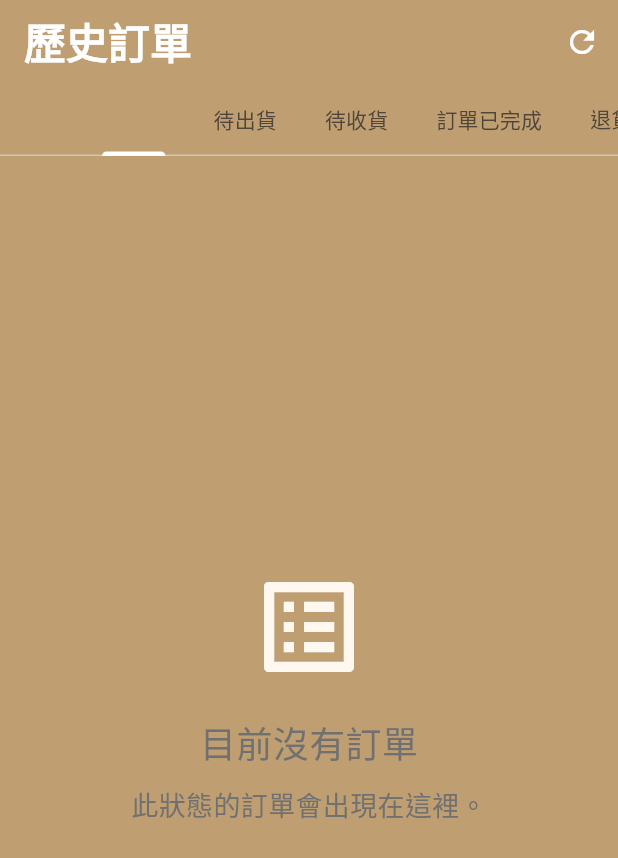
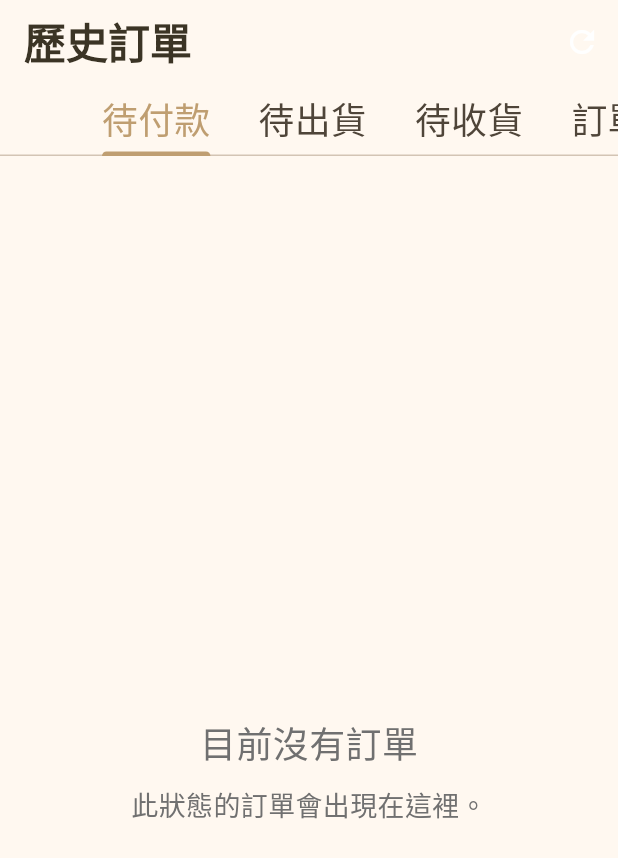
Before and after one commit to yusinchenn/accessible_shop, a Flutter app: the OrderHistoryPage screen opened by its route, on a phone screen of 412 x 824 dp. Shown: the top 858 px of the screen. Run offline on Flutter 3.47's test engine with Material 3 defaults, Android fonts, the phone set to English and light mode, and no system bars; our stand-ins replace dio, firebase_auth, firebase_core, flutter_dotenv, flutter_tts, google_fonts and 1 more; accounts and stored records are empty; generated files the repository leaves out were written again.

Commit message:
更新訂單頁面樣式

```diff
--- a/lib/pages/orders/order_history_page.dart
+++ b/lib/pages/orders/order_history_page.dart
@@ -105,24 +105,6 @@ class _OrderHistoryPageState extends State<OrderHistoryPage>
     return mainStatus;
   }
 
-  /// 取得訂單狀態的顏色
-  Color _getStatusColor(OrderMainStatus status) {
-    switch (status) {
-      case OrderMainStatus.pendingPayment:
-        return Colors.orange;
-      case OrderMainStatus.pendingShipment:
-        return Colors.blue;
-      case OrderMainStatus.pendingDelivery:
-        return Colors.purple;
-      case OrderMainStatus.completed:
-        return Colors.green;
-      case OrderMainStatus.returnRefund:
-        return Colors.red;
-      case OrderMainStatus.invalid:
-        return Colors.grey;
-    }
-  }
-
   /// 完成訂單（僅限已簽收的訂單）
   Future<void> _completeOrder(Order order) async {
     final success = await _orderStatusService.completeOrder(order.id);
@@ -144,10 +126,14 @@ class _OrderHistoryPageState extends State<OrderHistoryPage>
   @override
   Widget build(BuildContext context) {
     return GlobalGestureScaffold(
-      backgroundColor: AppColors.background_1,
+      backgroundColor: AppColors.background_2,
       appBar: AppBar(
-        title: const Text('歷史訂單'),
+        title: Text(
+          '歷史訂單',
+          style: AppTextStyles.title.copyWith(color: AppColors.text_2),
+        ),
         automaticallyImplyLeading: false,
+        backgroundColor: AppColors.background_2,
         actions: [
           IconButton(
             icon: const Icon(Icons.refresh),
@@ -158,18 +144,14 @@ class _OrderHistoryPageState extends State<OrderHistoryPage>
         bottom: TabBar(
           controller: _tabController,
           isScrollable: true,
+          labelStyle: const TextStyle(fontSize: 24),
+          unselectedLabelStyle: const TextStyle(fontSize: 24),
           tabs: _statusTabs.map((status) {
             return Tab(text: status.displayName);
           }).toList(),
         ),
       ),
-      body: TabBarView(
-        controller: _tabController,
-        physics: const NeverScrollableScrollPhysics(), // 禁用左右滑動
-        children: _statusTabs.map((status) {
-          return _buildOrderList();
-        }).toList(),
-      ),
+      body: _buildOrderList(),
     );
   }
 
@@ -182,7 +164,7 @@ class _OrderHistoryPageState extends State<OrderHistoryPage>
       return Center(
         child: Column(
           mainAxisAlignment: MainAxisAlignment.center,
-          children: const [
+          children: [
             Icon(Icons.list_alt, size: 80, color: AppColors.primary_1),
             SizedBox(height: AppSpacing.md),
             Text('目前沒有訂單', style: AppTextStyles.subtitle),
@@ -202,7 +184,6 @@ class _OrderHistoryPageState extends State<OrderHistoryPage>
       itemBuilder: (context, index) {
         final order = _orders[index];
         final statusText = _getDetailedStatusText(order);
-        final statusColor = _getStatusColor(order.mainStatus);
         final dateStr =
             '${order.createdAt.year}-'
             '${order.createdAt.month.toString().padLeft(2, '0')}-'
@@ -252,14 +233,14 @@ class _OrderHistoryPageState extends State<OrderHistoryPage>
                           vertical: AppSpacing.xs,
                         ),
                         decoration: BoxDecoration(
-                          color: statusColor.withValues(alpha: 0.2),
+                          color: AppColors.blockBackground_2,
                           borderRadius: BorderRadius.circular(4),
-                          border: Border.all(color: statusColor, width: 1),
+                          border: Border.all(color: AppColors.secondery_2, width: 1),
                         ),
                         child: Text(
                           statusText,
-                          style: TextStyle(
-                            color: statusColor,
+                          style: const TextStyle(
+                            color: AppColors.secondery_2,
                             fontSize: AppFontSizes.small,
                             fontWeight: FontWeight.bold,
                           ),
@@ -287,7 +268,7 @@ class _OrderHistoryPageState extends State<OrderHistoryPage>
                         style: const TextStyle(
                           fontSize: AppFontSizes.subtitle,
                           fontWeight: FontWeight.bold,
-                          color: AppColors.primary_1,
+                          color: AppColors.primary_2,
                         ),
                       ),
                     ],
```
